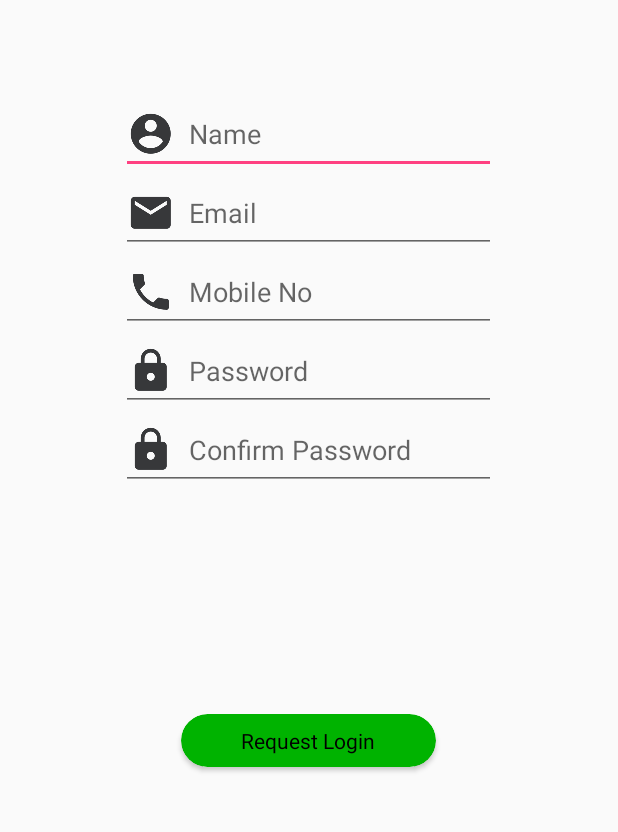
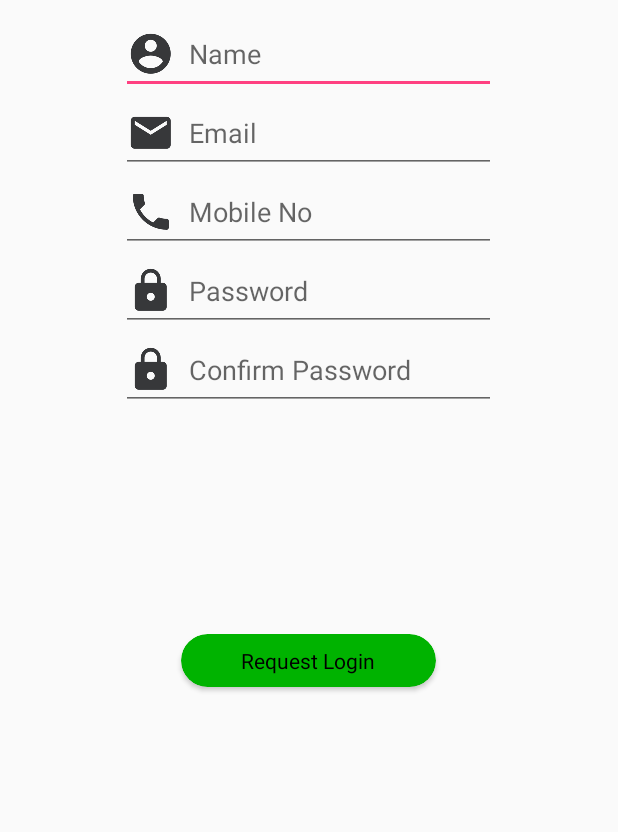
Before and after one commit to prabhatdev/TeamPhi, an Android app: the RegisterActivity screen opened directly, with no data from a screen before it, on a phone screen of 412 x 824 dp, the part 318-1150 px from its top. Run offline under Robolectric (Android 15) with nearby library versions, the phone set to English and light mode, and no system bars; our stand-ins replace Dagger/Hilt's generated code.

Commit message:
Some more bugs fixed.

```diff
--- a/app/src/main/res/layout/activity_register.xml
+++ b/app/src/main/res/layout/activity_register.xml
@@ -5,7 +5,6 @@
     android:layout_width="match_parent"
     android:layout_height="match_parent"
     tools:context="com.example.prabh.teamphi.mvvm.activity.RegisterActivity.RegisterActivity">
-
 
     <ImageView
         android:id="@+id/imageView3"
@@ -22,12 +21,10 @@
         android:layout_height="wrap_content"
         android:layout_alignStart="@+id/editText4"
         android:layout_below="@+id/imageView3"
-        android:layout_marginTop="63dp"
+        android:layout_marginTop="10dp"
         android:drawableLeft="@drawable/name"
-        android:ems="10"
         android:hint="  Name"
-        android:inputType="textPersonName"
-        android:text="" />
+        android:inputType="textPersonName" />
 
     <EditText
         android:id="@+id/editText4"
@@ -38,8 +35,7 @@
         android:drawableLeft="@drawable/email"
         android:ems="10"
         android:hint="  Email"
-        android:inputType="textPersonName"
-        android:text="" />
+        android:inputType="textEmailAddress" />
 
     <EditText
         android:id="@+id/editText5"
@@ -50,8 +46,7 @@
         android:drawableLeft="@drawable/phone"
         android:ems="10"
         android:hint="  Mobile No"
-        android:inputType="textPersonName"
-        android:text="" />
+        android:inputType="number" />
 
     <EditText
         android:id="@+id/editText6"
@@ -62,7 +57,7 @@
         android:drawableLeft="@drawable/lock"
         android:ems="10"
         android:hint="  Password"
-        android:inputType="textPersonName"
+        android:inputType="textPassword"
         android:text="" />
 
     <EditText
@@ -74,30 +69,29 @@
         android:drawableLeft="@drawable/lock"
         android:ems="10"
         android:hint="  Confirm Password"
-        android:inputType="textPersonName"
-        android:text="" />
+        android:inputType="textPassword" />
 
     <android.support.v7.widget.CardView
         android:layout_width="170dp"
         android:layout_height="35dp"
         android:layout_below="@+id/editText7"
         android:layout_centerHorizontal="true"
+        android:layout_centerInParent="true"
         android:layout_marginTop="149dp"
-        app:cardCornerRadius="24dp"
         app:cardBackgroundColor="#00b300"
-        android:layout_centerInParent="true">
+        app:cardCornerRadius="24dp">
 
         <RelativeLayout
             android:layout_width="match_parent"
             android:layout_height="match_parent">
+
             <TextView
                 android:id="@+id/textView3"
                 android:layout_width="wrap_content"
                 android:layout_height="wrap_content"
+                android:layout_centerInParent="true"
                 android:text="Request Login"
-                android:textColor="#000000"
-                android:layout_centerInParent="true"
-                />
+                android:textColor="#000000" />
         </RelativeLayout>
     </android.support.v7.widget.CardView>
 </RelativeLayout>
```
